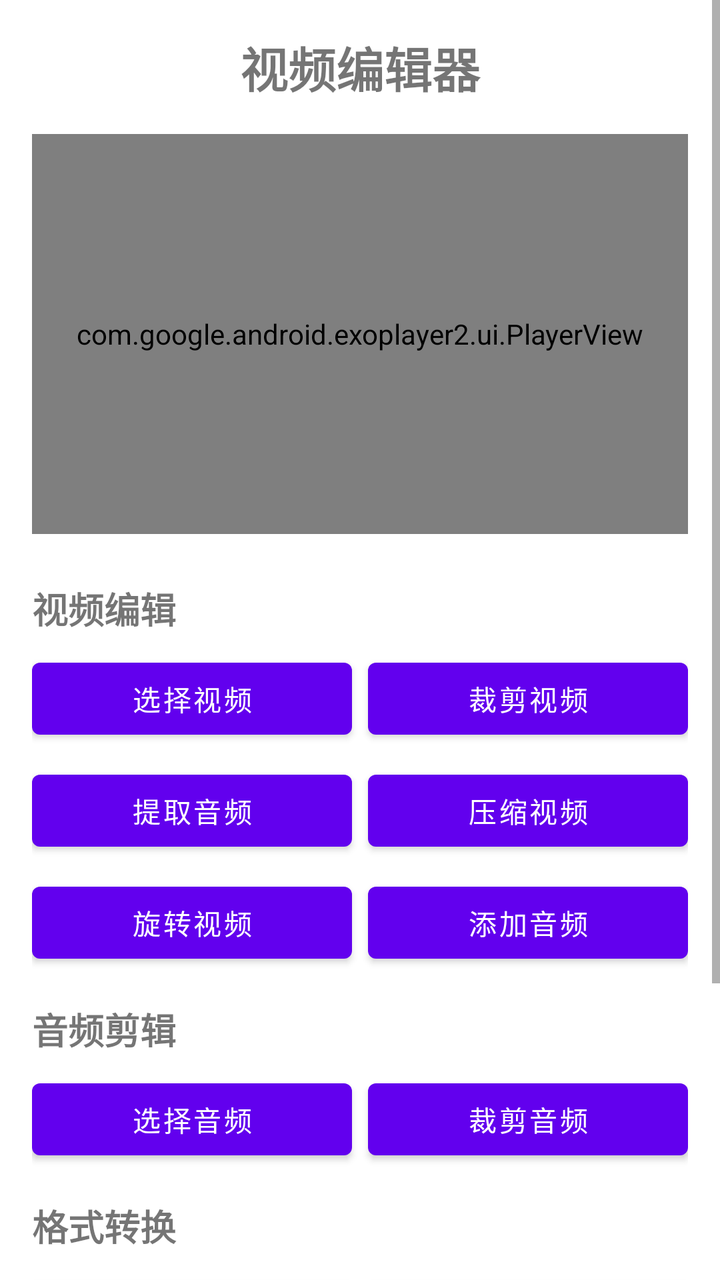
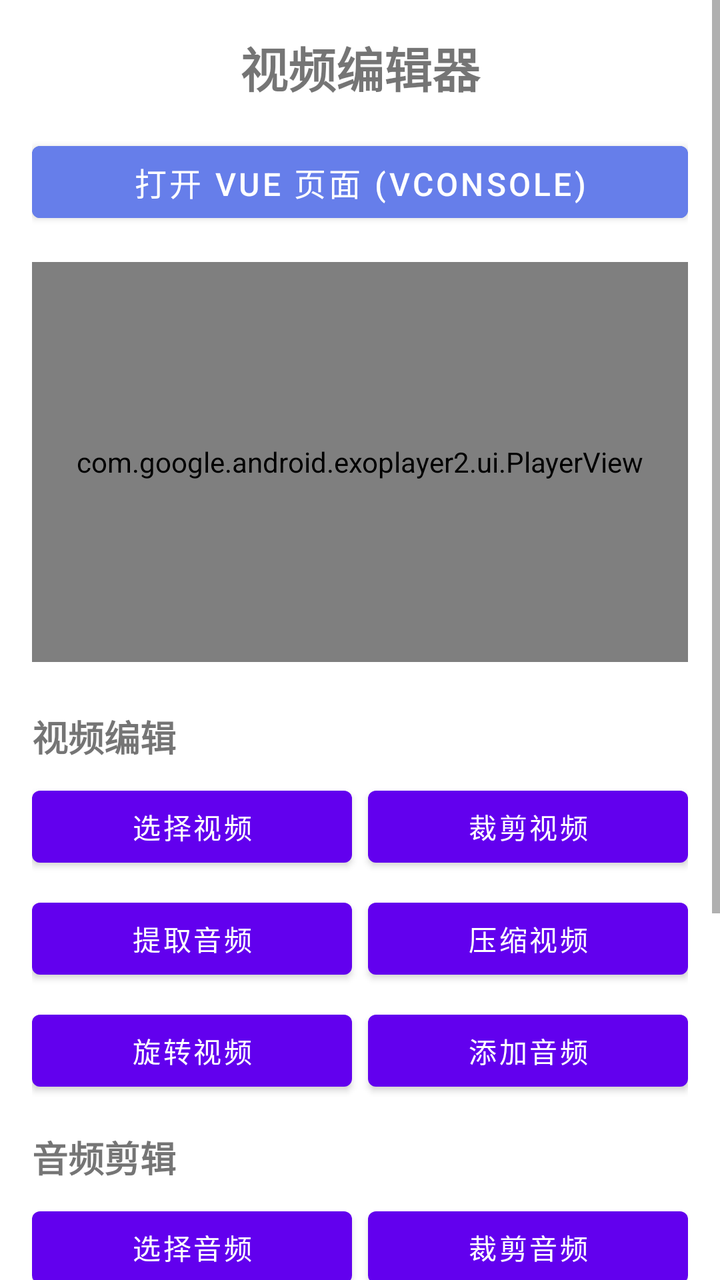

Compare the two renders of this Android layout. The source of the first and the diff that turns it into the second are given below.
<!-- AndroidManifest.xml: application theme Theme.MyApplication -->
<!-- res/layout/activity_main.xml -->
<?xml version="1.0" encoding="utf-8"?>
<ScrollView xmlns:android="http://schemas.android.com/apk/res/android"
    android:layout_width="match_parent"
    android:layout_height="match_parent">

    <LinearLayout
        android:layout_width="match_parent"
        android:layout_height="wrap_content"
        android:orientation="vertical"
        android:padding="16dp">

        <TextView
            android:layout_width="match_parent"
            android:layout_height="wrap_content"
            android:text="视频编辑器"
            android:textSize="24sp"
            android:textStyle="bold"
            android:gravity="center"
            android:paddingBottom="16dp"/>

        <com.google.android.exoplayer2.ui.PlayerView
            android:id="@+id/player_view"
            android:layout_width="match_parent"
            android:layout_height="200dp"
            android:background="#000"
            android:layout_marginBottom="16dp"/>

        <TextView
            android:layout_width="match_parent"
            android:layout_height="wrap_content"
            android:text="视频编辑"
            android:textSize="18sp"
            android:textStyle="bold"
            android:paddingTop="8dp"/>

        <LinearLayout
            android:layout_width="match_parent"
            android:layout_height="wrap_content"
            android:orientation="horizontal"
            android:layout_marginTop="8dp">

            <Button
                android:id="@+id/btn_pick_video"
                android:layout_width="0dp"
                android:layout_height="wrap_content"
                android:layout_weight="1"
                android:text="选择视频"
                android:layout_marginEnd="4dp"/>

            <Button
                android:id="@+id/btn_cut_video"
                android:layout_width="0dp"
                android:layout_height="wrap_content"
                android:layout_weight="1"
                android:text="裁剪视频"
                android:layout_marginStart="4dp"/>
        </LinearLayout>

        <LinearLayout
            android:layout_width="match_parent"
            android:layout_height="wrap_content"
            android:orientation="horizontal"
            android:layout_marginTop="8dp">

            <Button
                android:id="@+id/btn_extract_audio"
                android:layout_width="0dp"
                android:layout_height="wrap_content"
                android:layout_weight="1"
                android:text="提取音频"
                android:layout_marginEnd="4dp"/>

            <Button
                android:id="@+id/btn_compress"
                android:layout_width="0dp"
                android:layout_height="wrap_content"
                android:layout_weight="1"
                android:text="压缩视频"
                android:layout_marginStart="4dp"/>
        </LinearLayout>

        <LinearLayout
            android:layout_width="match_parent"
            android:layout_height="wrap_content"
            android:orientation="horizontal"
            android:layout_marginTop="8dp">

            <Button
                android:id="@+id/btn_rotate"
                android:layout_width="0dp"
                android:layout_height="wrap_content"
                android:layout_weight="1"
                android:text="旋转视频"
                android:layout_marginEnd="4dp"/>

            <Button
                android:id="@+id/btn_add_audio"
                android:layout_width="0dp"
                android:layout_height="wrap_content"
                android:layout_weight="1"
                android:text="添加音频"
                android:layout_marginStart="4dp"/>
        </LinearLayout>

        <TextView
            android:layout_width="match_parent"
            android:layout_height="wrap_content"
            android:text="音频剪辑"
            android:textSize="18sp"
            android:textStyle="bold"
            android:paddingTop="16dp"/>

        <LinearLayout
            android:layout_width="match_parent"
            android:layout_height="wrap_content"
            android:orientation="horizontal"
            android:layout_marginTop="8dp">

            <Button
                android:id="@+id/btn_pick_audio"
                android:layout_width="0dp"
                android:layout_height="wrap_content"
                android:layout_weight="1"
                android:text="选择音频"
                android:layout_marginEnd="4dp"/>

            <Button
                android:id="@+id/btn_cut_audio"
                android:layout_width="0dp"
                android:layout_height="wrap_content"
                android:layout_weight="1"
                android:text="裁剪音频"
                android:layout_marginStart="4dp"/>
        </LinearLayout>

        <TextView
            android:layout_width="match_parent"
            android:layout_height="wrap_content"
            android:text="格式转换"
            android:textSize="18sp"
            android:textStyle="bold"
            android:paddingTop="16dp"/>

        <LinearLayout
            android:layout_width="match_parent"
            android:layout_height="wrap_content"
            android:orientation="horizontal"
            android:layout_marginTop="8dp">

            <Button
                android:id="@+id/btn_convert_mp4"
                android:layout_width="0dp"
                android:layout_height="wrap_content"
                android:layout_weight="1"
                android:text="转 MP4"
                android:layout_marginEnd="4dp"/>

            <Button
                android:id="@+id/btn_convert_mp3"
                android:layout_width="0dp"
                android:layout_height="wrap_content"
                android:layout_weight="1"
                android:text="转 MP3"
                android:layout_marginStart="4dp"/>
        </LinearLayout>

        <TextView
            android:layout_width="match_parent"
            android:layout_height="wrap_content"
            android:text="直播"
            android:textSize="18sp"
            android:textStyle="bold"
            android:paddingTop="16dp"/>

        <LinearLayout
            android:layout_width="match_parent"
            android:layout_height="wrap_content"
            android:orientation="horizontal"
            android:layout_marginTop="8dp">

            <Button
                android:id="@+id/btn_play_stream"
                android:layout_width="0dp"
                android:layout_height="wrap_content"
                android:layout_weight="1"
                android:text="播放流"
                android:layout_marginEnd="4dp"/>

            <Button
                android:id="@+id/btn_test_live"
                android:layout_width="0dp"
                android:layout_height="wrap_content"
                android:layout_weight="1"
                android:text="测试直播"
                android:layout_marginStart="4dp"/>
        </LinearLayout>

        <TextView
            android:id="@+id/tv_status"
            android:layout_width="match_parent"
            android:layout_height="wrap_content"
            android:paddingTop="16dp"
            android:text="请先选择视频或音频文件"
            android:textSize="14sp"/>

    </LinearLayout>

</ScrollView>
<!-- resources referenced by this layout -->
<resources>
  <style name="Theme.MyApplication" parent="Theme.MaterialComponents.DayNight.DarkActionBar">
          
          <item name="colorPrimary">@color/purple_500</item>
          <item name="colorPrimaryVariant">@color/purple_700</item>
          <item name="colorOnPrimary">@color/white</item>
          
          <item name="colorSecondary">@color/teal_200</item>
          <item name="colorSecondaryVariant">@color/teal_700</item>
          <item name="colorOnSecondary">@color/black</item>
          
          <item name="android:statusBarColor">?attr/colorPrimaryVariant</item>
          
      </style>
  <color name="purple_500">#FF6200EE</color>
  <color name="purple_700">#FF3700B3</color>
  <color name="white">#FFFFFFFF</color>
  <color name="teal_200">#FF03DAC5</color>
  <color name="teal_700">#FF018786</color>
  <color name="black">#FF000000</color>
</resources>

<!-- the commit's change to res/layout/activity_main.xml (unified diff, before → after) -->
@@ -18,6 +18,15 @@
             android:gravity="center"
             android:paddingBottom="16dp"/>
 
+        <Button
+            android:id="@+id/btn_open_vue"
+            android:layout_width="match_parent"
+            android:layout_height="wrap_content"
+            android:text="打开 Vue 页面 (vConsole)"
+            android:textSize="16sp"
+            android:layout_marginBottom="16dp"
+            android:backgroundTint="#667eea"/>
+
         <com.google.android.exoplayer2.ui.PlayerView
             android:id="@+id/player_view"
             android:layout_width="match_parent"
